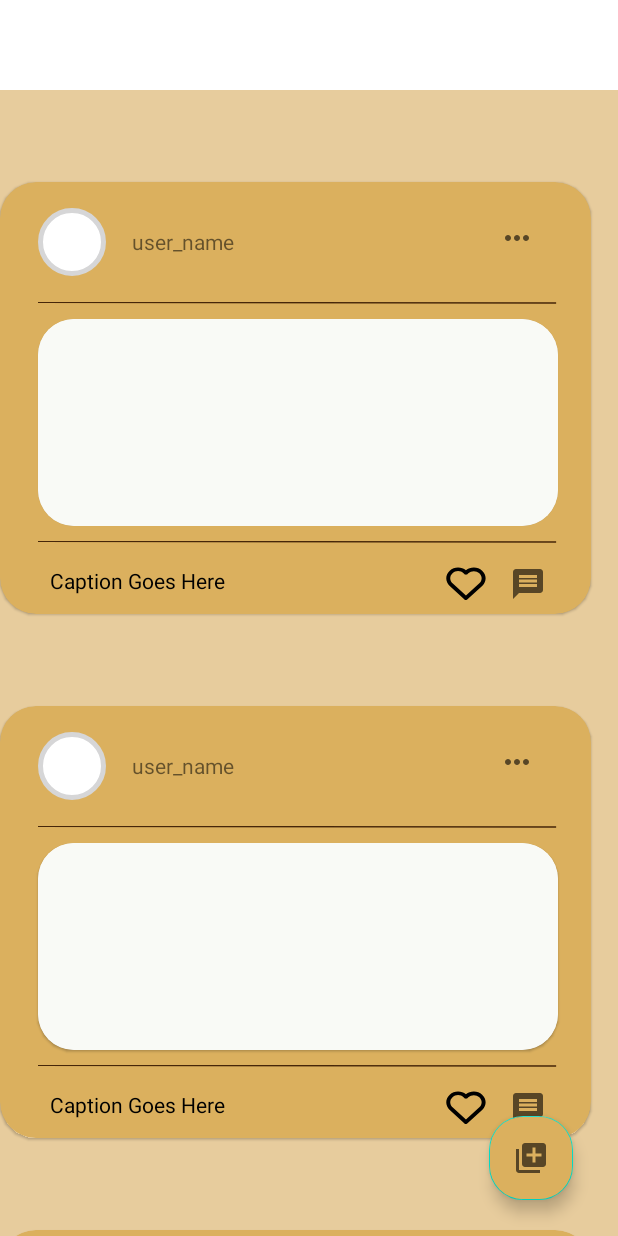
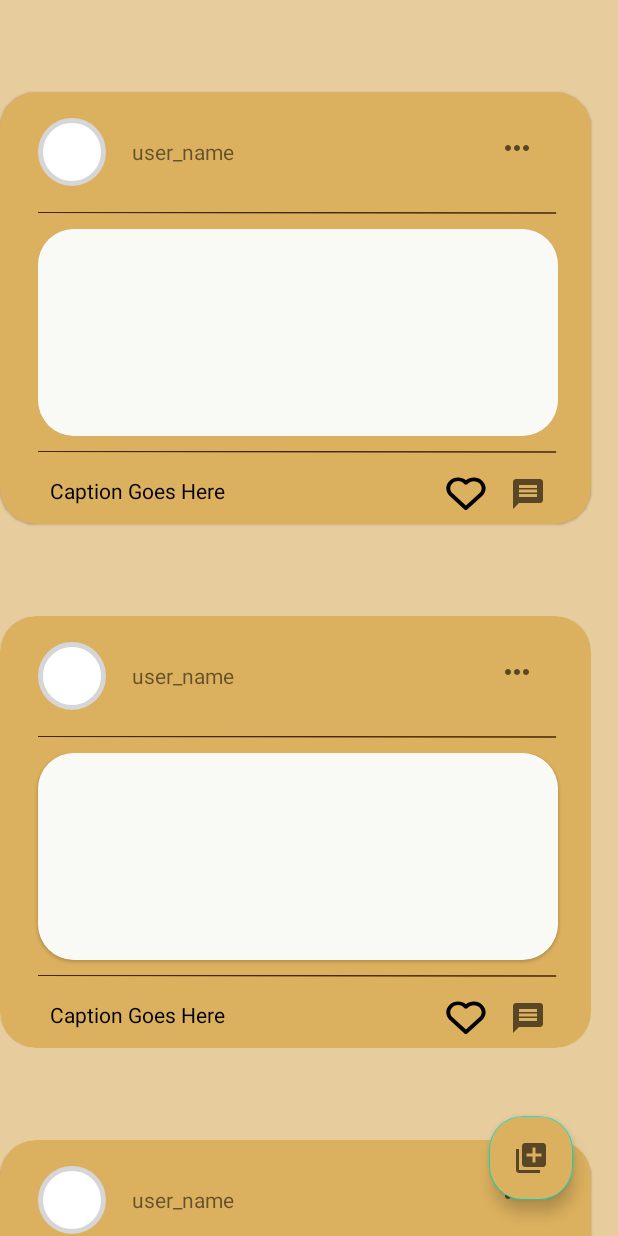
Before and after one commit to appteam-nith/Hillffair-22-front-end, an Android app: the layout fragment_user_feed.xml on its own in the app's theme, with its tools: preview values and no code run, on a phone screen of 412 x 824 dp. Run offline under Robolectric (Android 15) with nearby library versions, the phone set to English and light mode, and no system bars.

Commit message:
userfeed-home page in xml

```diff
--- a/app/src/main/res/layout/fragment_user_feed.xml
+++ b/app/src/main/res/layout/fragment_user_feed.xml
@@ -14,7 +14,6 @@
         app:layout_constraintEnd_toEndOf="parent"
         app:layout_constraintStart_toStartOf="parent"
         app:layout_constraintTop_toTopOf="parent"
-        android:layout_marginTop="120dp"
         android:background="#E7CC9D"
         tools:listitem="@layout/item_user_feed" />
 
```
